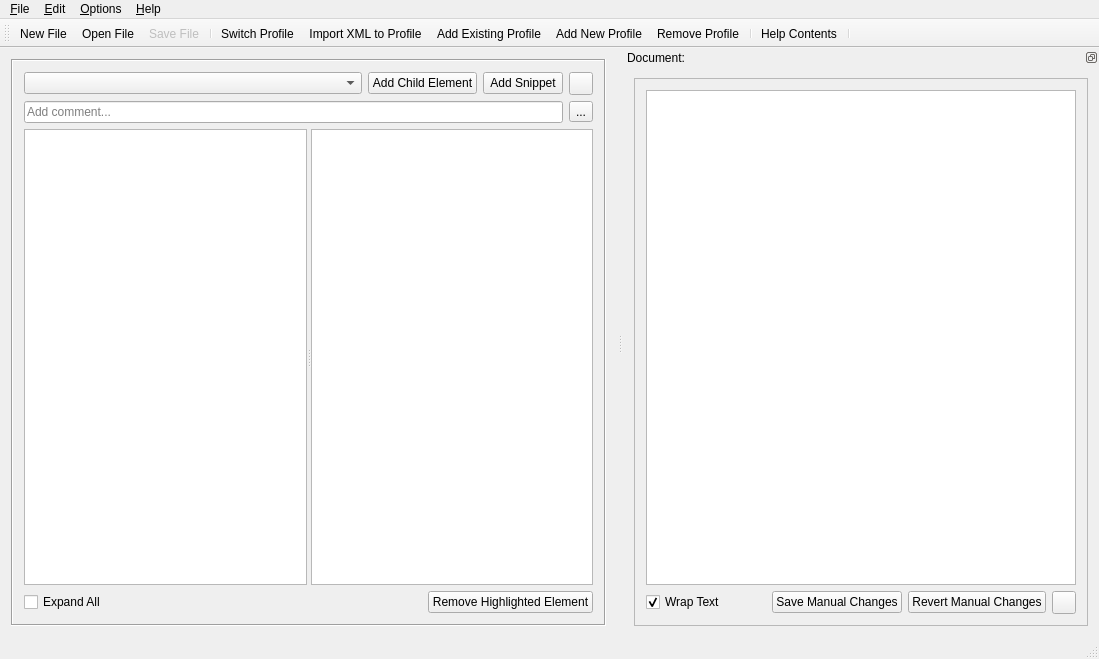
Before: the Qt Designer form GCXMLGenerator/gcmainwindow.ui in goblincoding/xmlmill, drawn with Qt 5.
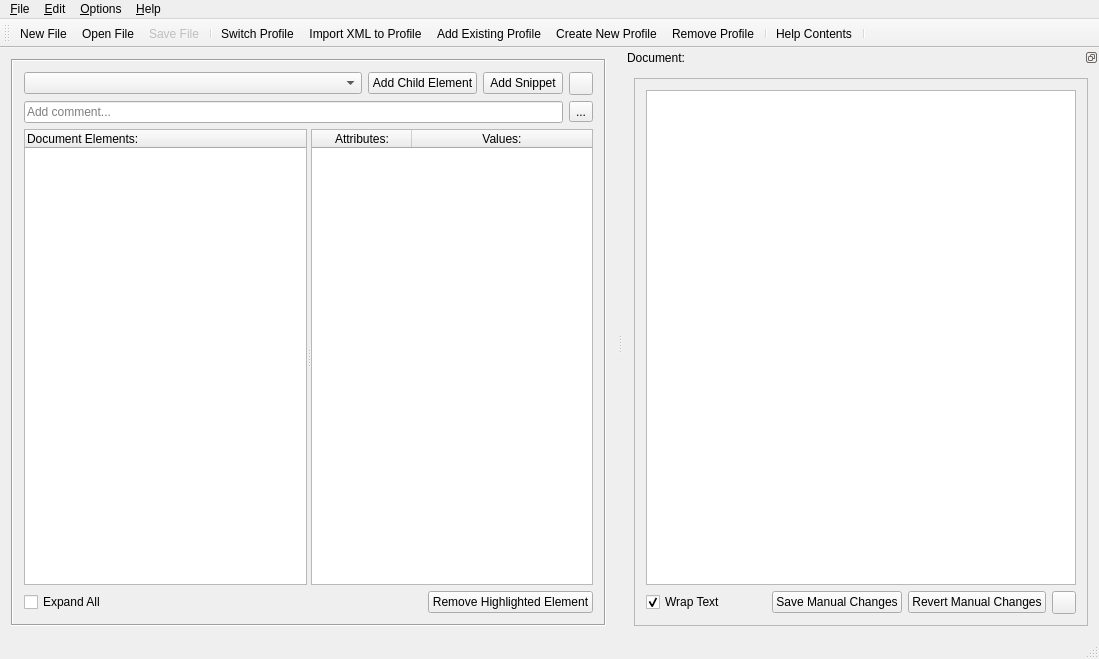
After: the same form once the commit is applied. Icons and pictures are not drawn.

```diff
--- a/GCXMLGenerator/gcmainwindow.ui
+++ b/GCXMLGenerator/gcmainwindow.ui
@@ -126,7 +126,7 @@
            <bool>true</bool>
           </property>
           <attribute name="headerVisible">
-           <bool>false</bool>
+           <bool>true</bool>
           </attribute>
           <column>
            <property name="text">
@@ -145,7 +145,7 @@
            <number>2</number>
           </property>
           <attribute name="horizontalHeaderVisible">
-           <bool>false</bool>
+           <bool>true</bool>
           </attribute>
           <attribute name="horizontalHeaderCascadingSectionResizes">
            <bool>true</bool>
@@ -436,7 +436,7 @@
      <normaloff>:/resources/adddatabase.png</normaloff>:/resources/adddatabase.png</iconset>
    </property>
    <property name="text">
-    <string>&amp;Add New Profile</string>
+    <string>&amp;Create New Profile</string>
    </property>
    <property name="toolTip">
     <string>Add a new profile to the list of known profiles.</string>
```
Left out of the diff: 4 changed lines with no effect on the pictures.
